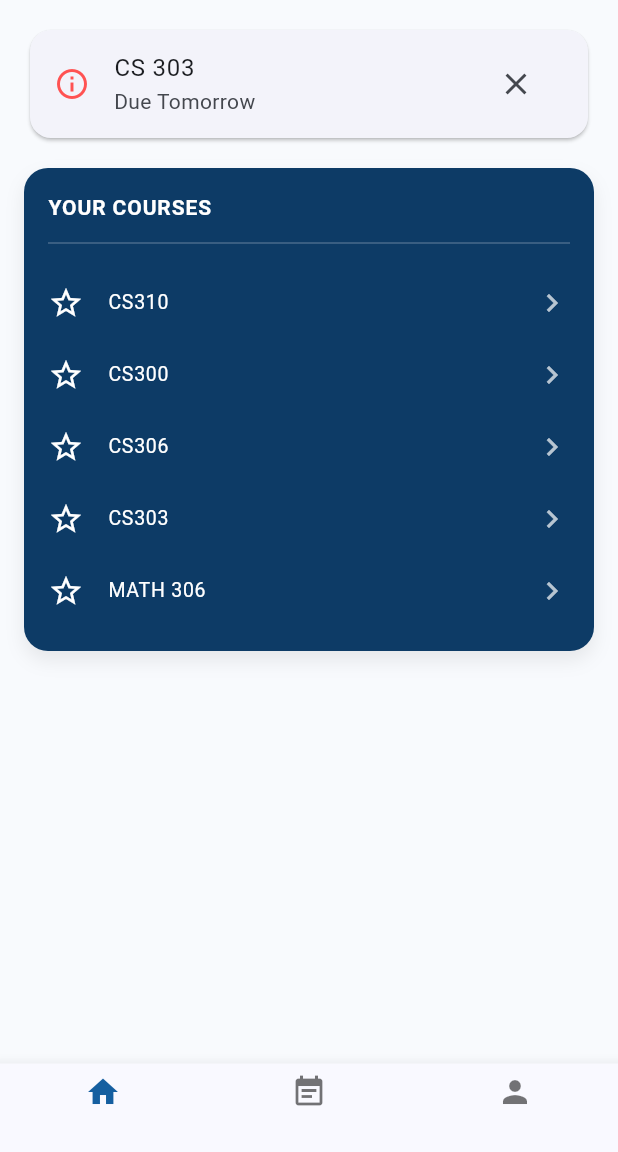
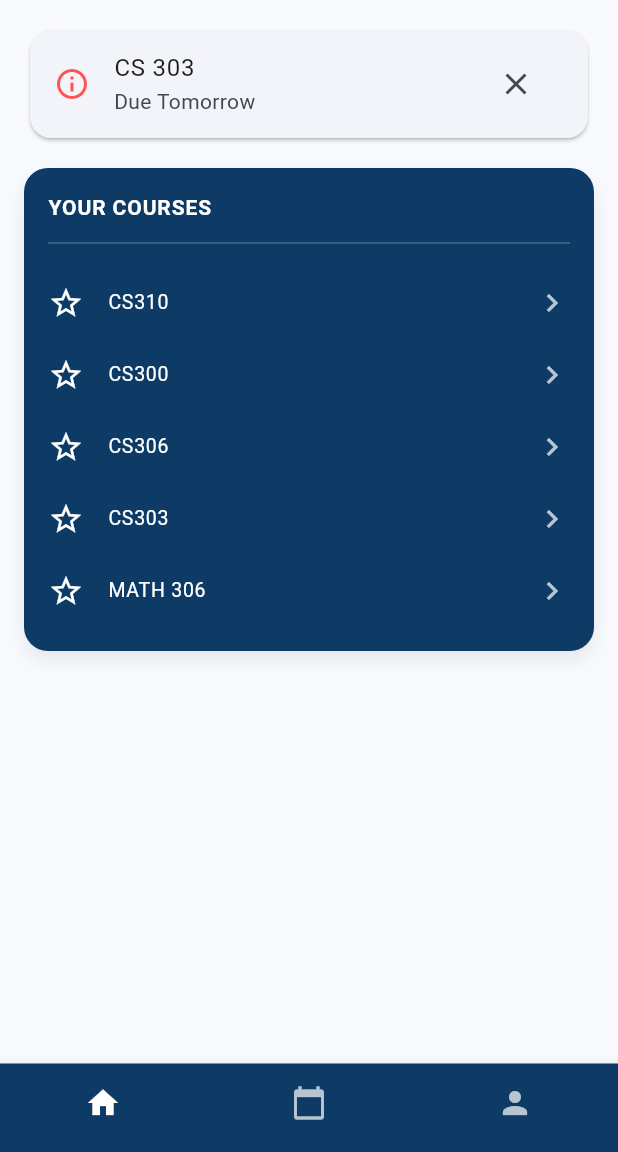
Before and after one commit to abdallahalhomsi/SU-Learning-Companion, a Flutter app: the HomeScreen screen opened directly, on a phone screen of 412 x 824 dp, the part 84-1236 px from its top. Run offline on Flutter 3.47's test engine with Material 3 defaults, Android fonts, the phone set to English and light mode, and no system bars; our stand-ins replace go_router.

Commit message:
minor change

```diff
--- /dev/null
+++ b/lib/features/Home/home_screen.dart
@@ -0,0 +1,152 @@
+import 'package:flutter/material.dart';
+
+class HomeScreen extends StatelessWidget {
+  const HomeScreen({super.key});
+
+  static const _suBlue = Color(0xFF155FA0);
+  static const _suBlueDark = Color(0xFF0D3B66);
+
+  @override
+  Widget build(BuildContext context) {
+    return Scaffold(
+      backgroundColor: const Color(0xFFF8FAFD),
+      appBar: AppBar(
+        backgroundColor: _suBlue,
+        elevation: 0,
+        centerTitle: true,
+
+        title: const Text('Sabancı Üniversitesi'),
+        actions: [
+          Padding(
+            padding: const EdgeInsets.only(right: 12),
+            child: ElevatedButton(
+              style: ElevatedButton.styleFrom(
+                backgroundColor: const Color(0xFF1F7ACF),
+                shape: RoundedRectangleBorder(
+                  borderRadius: BorderRadius.circular(22),
+                ),
+              ),
+              // overhere i will g oto add course screen
+              onPressed: () {},
+              child: const Text('+ ADD COURSE'),
+            ),
+          ),
+        ],
+      ),
+      body: ListView(
+        padding: const EdgeInsets.fromLTRB(16, 16, 16, 24),
+        children: [
+          // “Due Tomorrow” card
+          Card(
+            shape: RoundedRectangleBorder(
+              borderRadius: BorderRadius.circular(14),
+            ),
+            child: ListTile(
+              leading:
+              const Icon(Icons.info_outline, color: Colors.redAccent),
+              title: const Text('CS 303'),
+              subtitle: const Text('Due Tomorrow'),
+              trailing: IconButton(
+                icon: const Icon(Icons.close),
+                onPressed: () {},
+              ),
+            ),
+          ),
+          const SizedBox(height: 16),
+
+          // “Your Courses” panel
+          Container(
+            decoration: BoxDecoration(
+              color: _suBlueDark,
+              borderRadius: BorderRadius.circular(16),
+              boxShadow: const [
+                BoxShadow(
+                  color: Color(0x14000000),
+                  blurRadius: 10,
+                  offset: Offset(0, 6),
+                ),
+              ],
+            ),
+            padding: const EdgeInsets.all(16),
+            child: Column(
+              crossAxisAlignment: CrossAxisAlignment.start,
+              children: [
+                const Text(
+                  'YOUR COURSES',
+                  style: TextStyle(
+                    color: Colors.white,
+                    fontWeight: FontWeight.w600,
+                    letterSpacing: .6,
+                  ),
+                ),
+                const SizedBox(height: 6),
+                const Divider(color: Colors.white24, thickness: 1),
+                const SizedBox(height: 8),
+                ...['CS310', 'CS300', 'CS306', 'CS303', 'MATH 306'].map(
+                      (code) => _CourseRow(
+                    code: code,
+
+                    onTap: () {},
+                  ),
+                ),
+              ],
+            ),
+          ),
+        ],
+      ),
+
+
+      bottomNavigationBar: BottomNavigationBar(
+        backgroundColor: _suBlueDark,
+        currentIndex: 0,
+        type: BottomNavigationBarType.fixed,
+        selectedItemColor: Colors.white,
+        unselectedItemColor: Colors.white70,
+        showSelectedLabels: false,
+        showUnselectedLabels: false,
+        onTap: (index) {
+
+        },
+        items: const [
+          BottomNavigationBarItem(
+            icon: Icon(Icons.home),
+            label: '',
+          ),
+          BottomNavigationBarItem(
+            icon: Icon(Icons.calendar_today),
+            label: '',
+          ),
+          BottomNavigationBarItem(
+            icon: Icon(Icons.person),
+            label: '',
+          ),
+        ],
+      ),
+    );
+  }
+}
+
+class _CourseRow extends StatelessWidget {
+  final String code;
+  final VoidCallback onTap;
+
+  const _CourseRow({
+    required this.code,
+    required this.onTap,
+  });
+
+  @override
+  Widget build(BuildContext context) {
+    return ListTile(
+      dense: true,
+      contentPadding: EdgeInsets.zero,
+      leading: const Icon(Icons.star_border, color: Colors.white),
+      title: Text(
+        code,
+        style: const TextStyle(color: Colors.white),
+      ),
+      trailing: const Icon(Icons.chevron_right, color: Colors.white70),
+      onTap: onTap,
+    );
+  }
+}
--- a/lib/features/notes/home_screen.dart
+++ /dev/null
@@ -1,138 +0,0 @@
-import 'package:flutter/material.dart';
-import 'notes_list_screen.dart';
-
-class HomeScreen extends StatelessWidget {
-  const HomeScreen({super.key});
-
-  static const _suBlue = Color(0xFF155FA0);
-  static const _suBlueDark = Color(0xFF0D3B66);
-
-  @override
-  Widget build(BuildContext context) {
-    return Scaffold(
-      backgroundColor: const Color(0xFFF8FAFD),
-      appBar: AppBar(
-        backgroundColor: _suBlue,
-        elevation: 0,
-        centerTitle: true,
-
-        title: const Text('Sabancı Üniversitesi'),
-        actions: [
-          Padding(
-            padding: const EdgeInsets.only(right: 12),
-            child: ElevatedButton(
-              style: ElevatedButton.styleFrom(
-                backgroundColor: const Color(0xFF1F7ACF),
-                shape: RoundedRectangleBorder(
-                  borderRadius: BorderRadius.circular(22),
-                ),
-              ),
-              onPressed: () {},
-              child: const Text('+ ADD COURSE'),
-            ),
-          ),
-        ],
-      ),
-      body: ListView(
-        padding: const EdgeInsets.fromLTRB(16, 16, 16, 24),
-        children: [
-          // “Due Tomorrow” card
-          Card(
-            shape: RoundedRectangleBorder(
-              borderRadius: BorderRadius.circular(14),
-            ),
-            child: ListTile(
-              leading:
-              const Icon(Icons.info_outline, color: Colors.redAccent),
-              title: const Text('CS 303'),
-              subtitle: const Text('Due Tomorrow'),
-              trailing: IconButton(
-                icon: const Icon(Icons.close),
-                onPressed: () {},
-              ),
-            ),
-          ),
-          const SizedBox(height: 16),
-
-          // “Your Courses” panel
-          Container(
-            decoration: BoxDecoration(
-              color: _suBlueDark,
-              borderRadius: BorderRadius.circular(16),
-              boxShadow: const [
-                BoxShadow(
-                  color: Color(0x14000000),
-                  blurRadius: 10,
-                  offset: Offset(0, 6),
-                ),
-              ],
-            ),
-            padding: const EdgeInsets.all(16),
-            child: Column(
-              crossAxisAlignment: CrossAxisAlignment.start,
-              children: [
-                const Text(
-                  'YOUR COURSES',
-                  style: TextStyle(
-                    color: Colors.white,
-                    fontWeight: FontWeight.w600,
-                    letterSpacing: .6,
-                  ),
-                ),
-                const SizedBox(height: 6),
-                const Divider(color: Colors.white24, thickness: 1),
-                const SizedBox(height: 8),
-                ...['CS310', 'CS300', 'CS306', 'CS303', 'MATH 306'].map(
-                      (code) => _CourseRow(
-                    code: code,
-                    onTap: () {
-                      Navigator.push(
-                        context,
-                        MaterialPageRoute(
-                          builder: (_) =>
-                              NotesListScreen(courseName: code),
-                        ),
-                      );
-                    },
-                  ),
-                ),
-              ],
-            ),
-          ),
-        ],
-      ),
-      bottomNavigationBar: BottomNavigationBar(
-        currentIndex: 0,
-        onTap: (_) {},
-        selectedItemColor: _suBlue,
-        items: const [
-          BottomNavigationBarItem(icon: Icon(Icons.home), label: ''),
-          BottomNavigationBarItem(icon: Icon(Icons.event_note), label: ''),
-          BottomNavigationBarItem(icon: Icon(Icons.person), label: ''),
-        ],
-      ),
-    );
-  }
-}
-
-class _CourseRow extends StatelessWidget {
-  final String code;
-  final VoidCallback onTap;
-
-  const _CourseRow({
-    required this.code,
-    required this.onTap,
-  });
-
-  @override
-  Widget build(BuildContext context) {
-    return ListTile(
-      dense: true,
-      contentPadding: EdgeInsets.zero,
-      leading: const Icon(Icons.star_border, color: Colors.white),
-      title: Text(code, style: const TextStyle(color: Colors.white)),
-      trailing: const Icon(Icons.chevron_right, color: Colors.white70),
-      onTap: onTap,
-    );
-  }
-}
--- a/lib/router/notes_router.dart
+++ b/lib/router/notes_router.dart
@@ -1,5 +1,5 @@
 import 'package:go_router/go_router.dart';
-import '../features/notes/home_screen.dart';
+import '../features/Home/home_screen.dart';
 
 final notesRoutes = [
   GoRoute(path: '/notes', builder: (_, __) => const NotesScreen()),
```
